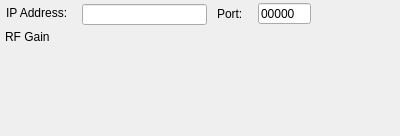
oldscienceguy/PebbleSDR, file sdr-ip.ui: the form before one commit.
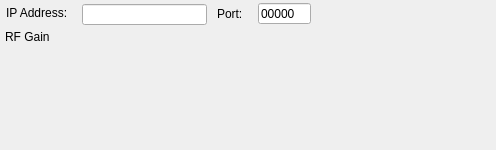
The form after the commit.

```diff
--- a/sdr-ip.ui
+++ b/sdr-ip.ui
@@ -6,8 +6,8 @@
    <rect>
     <x>0</x>
     <y>0</y>
-    <width>400</width>
-    <height>136</height>
+    <width>496</width>
+    <height>150</height>
    </rect>
   </property>
   <property name="windowTitle">
```
